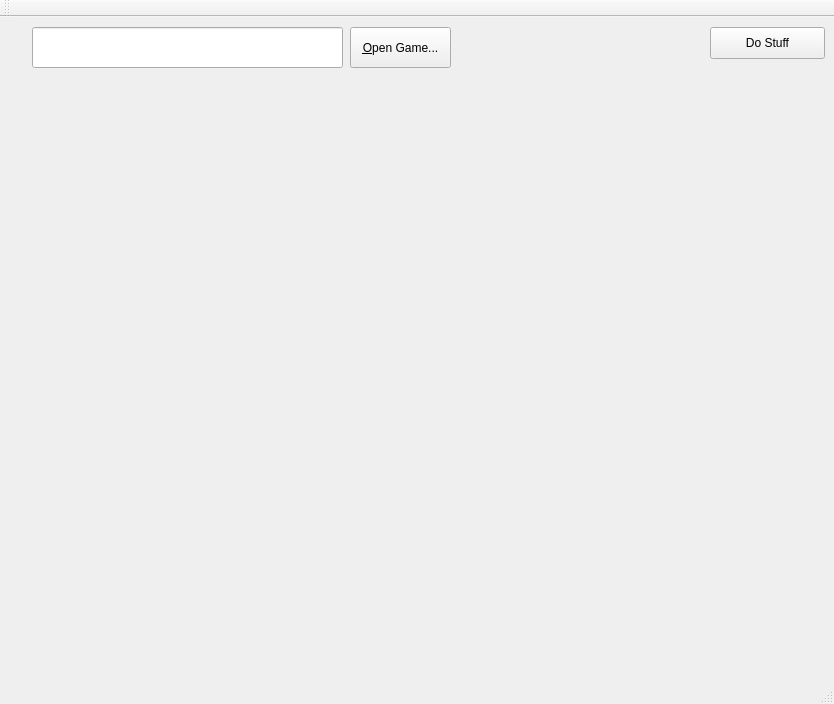
Old version of the form road_race/roadrace.ui in the repository bjuppl/roadrace.
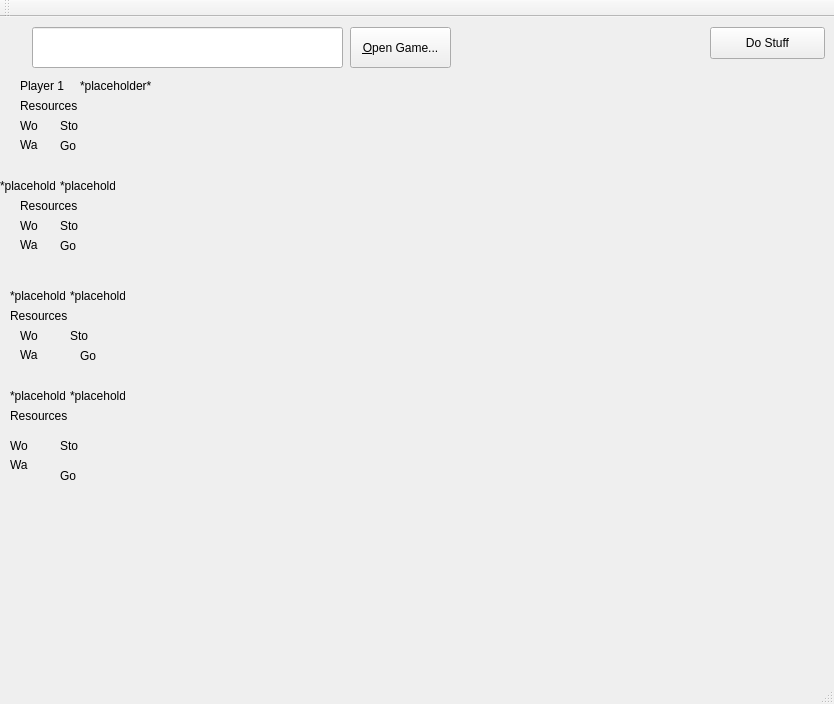
New version of the form.

The edit to the form file:
```diff
--- a/road_race/roadrace.ui
+++ b/road_race/roadrace.ui
@@ -53,6 +53,381 @@
      <string/>
     </property>
    </widget>
+   <widget class="QLabel" name="player1">
+    <property name="geometry">
+     <rect>
+      <x>20</x>
+      <y>60</y>
+      <width>55</width>
+      <height>17</height>
+     </rect>
+    </property>
+    <property name="text">
+     <string>Player 1</string>
+    </property>
+   </widget>
+   <widget class="QLabel" name="name1">
+    <property name="geometry">
+     <rect>
+      <x>80</x>
+      <y>60</y>
+      <width>81</width>
+      <height>17</height>
+     </rect>
+    </property>
+    <property name="text">
+     <string>*placeholder*</string>
+    </property>
+   </widget>
+   <widget class="QLabel" name="player2">
+    <property name="geometry">
+     <rect>
+      <x>0</x>
+      <y>160</y>
+      <width>55</width>
+      <height>17</height>
+     </rect>
+    </property>
+    <property name="text">
+     <string>*placeholder*</string>
+    </property>
+   </widget>
+   <widget class="QLabel" name="name2">
+    <property name="geometry">
+     <rect>
+      <x>60</x>
+      <y>160</y>
+      <width>55</width>
+      <height>17</height>
+     </rect>
+    </property>
+    <property name="text">
+     <string>*placeholder&quot;</string>
+    </property>
+   </widget>
+   <widget class="QLabel" name="name3">
+    <property name="geometry">
+     <rect>
+      <x>70</x>
+      <y>270</y>
+      <width>55</width>
+      <height>17</height>
+     </rect>
+    </property>
+    <property name="text">
+     <string>*placeholder&quot;</string>
+    </property>
+   </widget>
+   <widget class="QLabel" name="name4">
+    <property name="geometry">
+     <rect>
+      <x>70</x>
+      <y>370</y>
+      <width>55</width>
+      <height>17</height>
+     </rect>
+    </property>
+    <property name="text">
+     <string>*placeholder&quot;</string>
+    </property>
+   </widget>
+   <widget class="QLabel" name="player3">
+    <property name="geometry">
+     <rect>
+      <x>10</x>
+      <y>270</y>
+      <width>55</width>
+      <height>17</height>
+     </rect>
+    </property>
+    <property name="text">
+     <string>*placeholder&quot;</string>
+    </property>
+   </widget>
+   <widget class="QLabel" name="player4">
+    <property name="geometry">
+     <rect>
+      <x>10</x>
+      <y>370</y>
+      <width>55</width>
+      <height>17</height>
+     </rect>
+    </property>
+    <property name="text">
+     <string>*placeholder&quot;</string>
+    </property>
+   </widget>
+   <widget class="QLabel" name="label">
+    <property name="geometry">
+     <rect>
+      <x>20</x>
+      <y>80</y>
+      <width>61</width>
+      <height>17</height>
+     </rect>
+    </property>
+    <property name="text">
+     <string>Resources</string>
+    </property>
+   </widget>
+   <widget class="QLabel" name="label_2">
+    <property name="geometry">
+     <rect>
+      <x>20</x>
+      <y>180</y>
+      <width>61</width>
+      <height>17</height>
+     </rect>
+    </property>
+    <property name="text">
+     <string>Resources</string>
+    </property>
+   </widget>
+   <widget class="QLabel" name="label_3">
+    <property name="geometry">
+     <rect>
+      <x>10</x>
+      <y>290</y>
+      <width>61</width>
+      <height>17</height>
+     </rect>
+    </property>
+    <property name="text">
+     <string>Resources</string>
+    </property>
+   </widget>
+   <widget class="QLabel" name="label_4">
+    <property name="geometry">
+     <rect>
+      <x>10</x>
+      <y>390</y>
+      <width>61</width>
+      <height>17</height>
+     </rect>
+    </property>
+    <property name="text">
+     <string>Resources</string>
+    </property>
+   </widget>
+   <widget class="QLabel" name="label_5">
+    <property name="geometry">
+     <rect>
+      <x>20</x>
+      <y>100</y>
+      <width>21</width>
+      <height>17</height>
+     </rect>
+    </property>
+    <property name="text">
+     <string>Wo</string>
+    </property>
+   </widget>
+   <widget class="QLabel" name="label_6">
+    <property name="geometry">
+     <rect>
+      <x>20</x>
+      <y>200</y>
+      <width>21</width>
+      <height>17</height>
+     </rect>
+    </property>
+    <property name="text">
+     <string>Wo</string>
+    </property>
+   </widget>
+   <widget class="QLabel" name="label_7">
+    <property name="geometry">
+     <rect>
+      <x>20</x>
+      <y>310</y>
+      <width>21</width>
+      <height>17</height>
+     </rect>
+    </property>
+    <property name="text">
+     <string>Wo</string>
+    </property>
+   </widget>
+   <widget class="QLabel" name="label_8">
+    <property name="geometry">
+     <rect>
+      <x>10</x>
+      <y>420</y>
+      <width>21</width>
+      <height>17</height>
+     </rect>
+    </property>
+    <property name="text">
+     <string>Wo</string>
+    </property>
+   </widget>
+   <widget class="QLabel" name="label_9">
+    <property name="geometry">
+     <rect>
+      <x>60</x>
+      <y>100</y>
+      <width>21</width>
+      <height>17</height>
+     </rect>
+    </property>
+    <property name="text">
+     <string>Sto</string>
+    </property>
+   </widget>
+   <widget class="QLabel" name="label_10">
+    <property name="geometry">
+     <rect>
+      <x>20</x>
+      <y>120</y>
+      <width>21</width>
+      <height>16</height>
+     </rect>
+    </property>
+    <property name="text">
+     <string>Wa</string>
+    </property>
+   </widget>
+   <widget class="QLabel" name="label_11">
+    <property name="geometry">
+     <rect>
+      <x>20</x>
+      <y>220</y>
+      <width>21</width>
+      <height>16</height>
+     </rect>
+    </property>
+    <property name="text">
+     <string>Wa</string>
+    </property>
+   </widget>
+   <widget class="QLabel" name="label_12">
+    <property name="geometry">
+     <rect>
+      <x>20</x>
+      <y>330</y>
+      <width>21</width>
+      <height>16</height>
+     </rect>
+    </property>
+    <property name="text">
+     <string>Wa</string>
+    </property>
+   </widget>
+   <widget class="QLabel" name="label_13">
+    <property name="geometry">
+     <rect>
+      <x>10</x>
+      <y>440</y>
+      <width>21</width>
+      <height>16</height>
+     </rect>
+    </property>
+    <property name="text">
+     <string>Wa</string>
+    </property>
+   </widget>
+   <widget class="QLabel" name="label_14">
+    <property name="geometry">
+     <rect>
+      <x>60</x>
+      <y>200</y>
+      <width>21</width>
+      <height>17</height>
+     </rect>
+    </property>
+    <property name="text">
+     <string>Sto</string>
+    </property>
+   </widget>
+   <widget class="QLabel" name="label_15">
+    <property name="geometry">
+     <rect>
+      <x>70</x>
+      <y>310</y>
+      <width>21</width>
+      <height>17</height>
+     </rect>
+    </property>
+    <property name="text">
+     <string>Sto</string>
+    </property>
+   </widget>
+   <widget class="QLabel" name="label_16">
+    <property name="geometry">
+     <rect>
+      <x>60</x>
+      <y>420</y>
+      <width>21</width>
+      <height>17</height>
+     </rect>
+    </property>
+    <property name="text">
+     <string>Sto</string>
+    </property>
+   </widget>
+   <widget class="QLabel" name="label_17">
+    <property name="geometry">
+     <rect>
+      <x>60</x>
+      <y>450</y>
+      <width>21</width>
+      <height>17</height>
+     </rect>
+    </property>
+    <property name="text">
+     <string>Go</string>
+    </property>
+   </widget>
+   <widget class="QLabel" name="label_18">
+    <property name="geometry">
+     <rect>
+      <x>80</x>
+      <y>330</y>
+      <width>21</width>
+      <height>17</height>
+     </rect>
+    </property>
+    <property name="text">
+     <string>Go</string>
+    </property>
+   </widget>
+   <widget class="QLabel" name="label_19">
+    <property name="geometry">
+     <rect>
+      <x>60</x>
+      <y>220</y>
+      <width>21</width>
+      <height>17</height>
+     </rect>
+    </property>
+    <property name="text">
+     <string>Go</string>
+    </property>
+   </widget>
+   <widget class="QLabel" name="label_20">
+    <property name="geometry">
+     <rect>
+      <x>60</x>
+      <y>120</y>
+      <width>21</width>
+      <height>17</height>
+     </rect>
+    </property>
+    <property name="text">
+     <string>Go</string>
+    </property>
+   </widget>
+   <widget class="QWidget" name="gridLayoutWidget">
+    <property name="geometry">
+     <rect>
+      <x>170</x>
+      <y>100</y>
+      <width>651</width>
+      <height>571</height>
+     </rect>
+    </property>
+    <layout class="QGridLayout" name="gridLayout"/>
+   </widget>
   </widget>
   <widget class="QToolBar" name="mainToolBar">
    <attribute name="toolBarArea">
```
